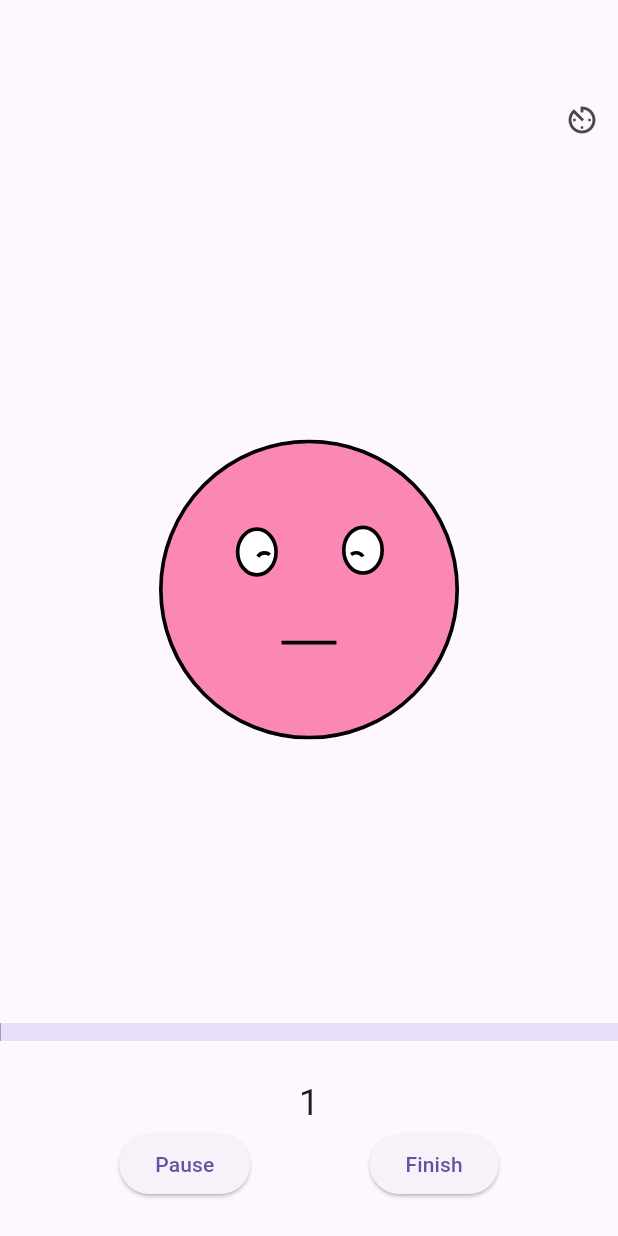
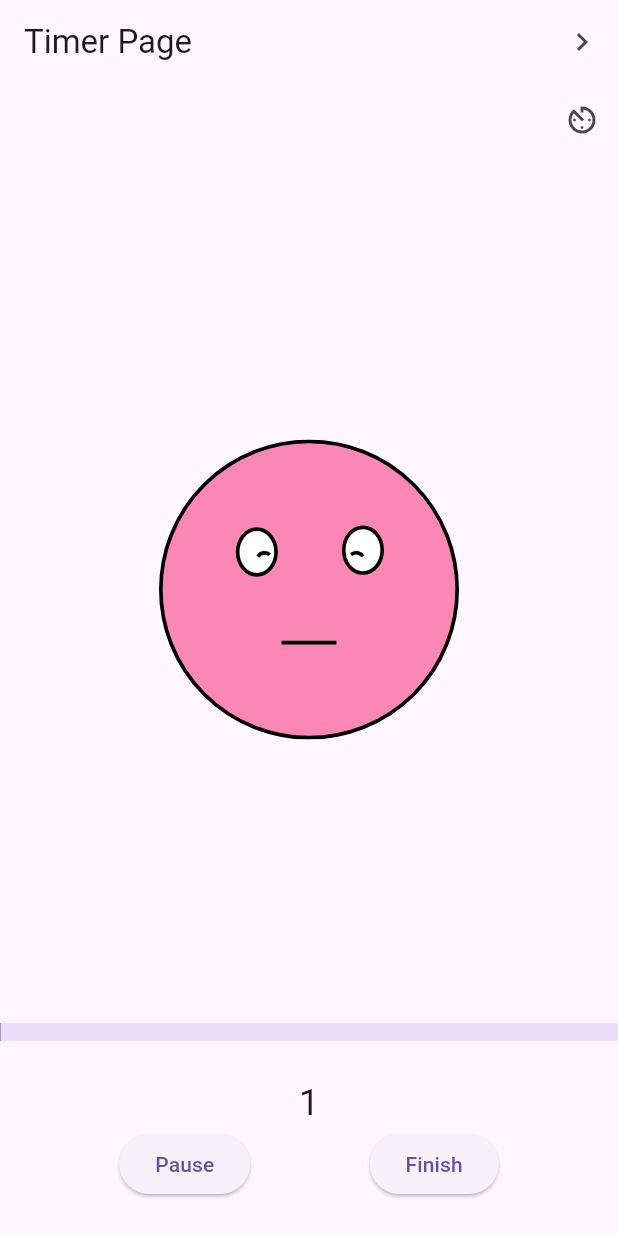
Before and after one commit to fkaita/MealFriend, a Flutter app: the screen it shows after launch, after a tap on "Start", on a phone screen of 412 x 824 dp. Run offline on Flutter 3.47's test engine with Material 3 defaults, Android fonts, the light colour scheme and no system bars; our stand-ins replace flutter_svg, sqflite; accounts and stored records are empty.

```diff
--- a/lib/db/DatabaseHelper.dart
+++ b/lib/db/database_helper.dart
@@ -1,7 +1,7 @@
 import 'dart:async';
 import 'package:path/path.dart';
 import 'package:sqflite/sqflite.dart';
-import 'package:mealfriend/model/meal_time_data.dart';
+import 'package:mealfriend/models/meal_time_data.dart';
 
 class DatabaseHelper {
   static DatabaseHelper? _databaseHelper;
--- a/lib/main.dart
+++ b/lib/main.dart
@@ -1,8 +1,5 @@
-import 'dart:async';
-
-import 'dart:math';
 import 'package:flutter/material.dart';
-import 'package:flutter_svg/flutter_svg.dart';
+import 'package:mealfriend/screens/timer_page.dart';
 
 void main() {
   runApp(const MainApp());
@@ -18,192 +15,3 @@ class MainApp extends StatelessWidget {
     );
   }
 }
-
-class TimerPage extends StatefulWidget {
-  const TimerPage({super.key});
-
-  @override
-  _TimerPageState createState() => _TimerPageState();
-}
-
-enum TimerState { initial, started, paused }
-
-class _TimerPageState extends State<TimerPage> {
-  int seconds = 0;
-  int _imageIndex = 0;
-  int maxSeconds = 60 * 20; // 20 minutes by default
-  TimerState timerState = TimerState.initial;
-  Timer? _timer; // Timer for counting seconds
-  Timer? _imageTimer; // Timer for animation
-
-  // Make list of svg images
-  final List<String> _svgAssets = [
-    'assets/images/eatingFace1.svg',
-    'assets/images/eatingFace2.svg',
-    'assets/images/eatingFace3.svg',
-  ];
-
-  // @override
-  // void initState() {
-  //   super.initState();
-  //   startImageTimer();
-  //   startTimer();
-  // }
-
-  void startTimer() {
-    _timer = Timer.periodic(const Duration(seconds: 1), (_) {
-      setState(() {
-        seconds++;
-      });
-    });
-    setState(() {
-      timerState = TimerState.started;
-    });
-    startImageTimer();
-  }
-
-  void startImageTimer() {
-    // For animation
-    final random = Random();
-    const meanSeconds = 1;
-    const stdDevSeconds = 0.5;
-
-    // Generate a random duration with normal distribution
-    Duration randomDuration = Duration(
-        milliseconds:
-            ((random.nextDouble() * stdDevSeconds + meanSeconds) * 1000)
-                .round());
-    _imageTimer = Timer(randomDuration, () {
-      if (seconds / maxSeconds < 1.0) {
-        setState(() {
-          _imageIndex = (_imageIndex + 1) % _svgAssets.length;
-        });
-      }
-      startImageTimer(); // Start timer again for the next image change
-    });
-  }
-
-  void pauseTimer() {
-    _timer?.cancel();
-    _imageTimer?.cancel();
-    setState(() {
-      timerState = TimerState.paused;
-    });
-  }
-
-  void finishTimer() {
-    _timer?.cancel();
-    _imageTimer?.cancel();
-    setState(() {
-      seconds = 0;
-      _imageIndex = 0;
-      timerState = TimerState.initial;
-      // TODO: Go to next stage here -> Record time
-    });
-  }
-
-  Future<void> _showMyDialog() async {
-    final result = await showDialog<String>(
-      context: context,
-      builder: (BuildContext context) {
-        return SimpleDialog(
-          title: const Text('Select time for a meal'),
-          children: <Widget>[
-            SimpleDialogOption(
-              onPressed: () {
-                Navigator.pop(context, "15");
-              },
-              child: const Text('15 minutes'),
-            ),
-            SimpleDialogOption(
-              onPressed: () {
-                Navigator.pop(context, "20");
-              },
-              child: const Text('20 minutes'),
-            ),
-            SimpleDialogOption(
-              onPressed: () {
-                Navigator.pop(context, "25");
-              },
-              child: const Text('25 minutes'),
-            ),
-          ],
-        );
-      },
-    );
-    // Change target time length
-    if (result != null) {
-      setState(() {
-        maxSeconds = int.parse(result) * 60;
-      });
-    }
-  }
-
-  @override
-  Widget build(BuildContext context) {
-    return Scaffold(
-        appBar: AppBar(),
-        body: SafeArea(
-          child: Center(
-            child: Column(
-              children: [
-                Row(mainAxisAlignment: MainAxisAlignment.end, children: [
-                  IconButton(
-                    icon: const Icon(Icons.av_timer_outlined),
-                    iconSize: 24,
-                    padding: const EdgeInsets.all(8.0),
-                    onPressed: () {
-                      _showMyDialog();
-                    },
-                  )
-                ]),
-                Expanded(
-                  child: SvgPicture.asset(
-                    _svgAssets[_imageIndex],
-                    width: 200, // Adjust width and height as needed
-                    height: 200,
-                  ),
-                ),
-                LinearProgressIndicator(
-                  value: seconds / maxSeconds,
-                  minHeight: 12,
-                ),
-                const SizedBox(
-                  height: 24,
-                ),
-                Text(
-                  '$seconds',
-                  style: const TextStyle(fontSize: 24),
-                ),
-                Row(
-                    mainAxisAlignment: MainAxisAlignment.spaceEvenly,
-                    children: [
-                      ElevatedButton(
-                          onPressed: () {
-                            if (timerState == TimerState.started) {
-                              pauseTimer();
-                            } else {
-                              startTimer();
-                            }
-                          },
-                          child: Text(timerState == TimerState.started
-                              ? 'Pause'
-                              : timerState == TimerState.paused
-                                  ? 'Restart'
-                                  : 'Start')),
-                      if (timerState != TimerState.initial)
-                        ElevatedButton(
-                            onPressed: () {
-                              finishTimer();
-                            },
-                            child: const Text('Finish'))
-                    ]),
-                const SizedBox(
-                  height: 24,
-                )
-              ],
-            ),
-          ),
-        ));
-  }
-}
--- /dev/null
+++ b/lib/screens/timer_page.dart
@@ -0,0 +1,212 @@
+import 'dart:async';
+import 'dart:math';
+import 'package:flutter/material.dart';
+import 'package:flutter_svg/flutter_svg.dart';
+import 'package:mealfriend/screens/record_page.dart';
+
+class TimerPage extends StatefulWidget {
+  const TimerPage({super.key});
+
+  @override
+  _TimerPageState createState() => _TimerPageState();
+}
+
+enum TimerState { initial, started, paused }
+
+class _TimerPageState extends State<TimerPage> {
+  int seconds = 0;
+  int _imageIndex = 0;
+  int maxSeconds = 60 * 20; // 20 minutes by default
+  TimerState timerState = TimerState.initial;
+  Timer? _timer; // Timer for counting seconds
+  Timer? _imageTimer; // Timer for animation
+
+  // Make list of svg images
+  final List<String> _svgAssets = [
+    'assets/images/eatingFace1.svg',
+    'assets/images/eatingFace2.svg',
+    'assets/images/eatingFace3.svg',
+  ];
+
+  // Function to navigate to RecordPage
+  void navigateToRecordPage() {
+    Navigator.push(
+      context,
+      MaterialPageRoute(builder: (context) => RecordPage()),
+    );
+  }
+
+  // @override
+  // void initState() {
+  //   super.initState();
+  //   startImageTimer();
+  //   startTimer();
+  // }
+
+  void startTimer() {
+    _timer = Timer.periodic(const Duration(seconds: 1), (_) {
+      setState(() {
+        seconds++;
+      });
+    });
+    setState(() {
+      timerState = TimerState.started;
+    });
+    startImageTimer();
+  }
+
+  void startImageTimer() {
+    // For animation
+    final random = Random();
+    const meanSeconds = 1;
+    const stdDevSeconds = 0.5;
+
+    // Generate a random duration with normal distribution
+    Duration randomDuration = Duration(
+        milliseconds:
+            ((random.nextDouble() * stdDevSeconds + meanSeconds) * 1000)
+                .round());
+    _imageTimer = Timer(randomDuration, () {
+      if (seconds / maxSeconds < 1.0) {
+        setState(() {
+          _imageIndex = (_imageIndex + 1) % _svgAssets.length;
+        });
+      }
+      startImageTimer(); // Start timer again for the next image change
+    });
+  }
+
+  void pauseTimer() {
+    _timer?.cancel();
+    _imageTimer?.cancel();
+    setState(() {
+      timerState = TimerState.paused;
+    });
+  }
+
+  void finishTimer() {
+    _timer?.cancel();
+    _imageTimer?.cancel();
+    setState(() {
+      seconds = 0;
+      _imageIndex = 0;
+      timerState = TimerState.initial;
+      // TODO: ask user to save or discard the time and insert to db
+      // TODO: Go to next stage here -> Record time
+    });
+  }
+
+  Future<void> _showMyDialog() async {
+    final result = await showDialog<String>(
+      context: context,
+      builder: (BuildContext context) {
+        return SimpleDialog(
+          title: const Text('Select time for a meal'),
+          children: <Widget>[
+            SimpleDialogOption(
+              onPressed: () {
+                Navigator.pop(context, "15");
+              },
+              child: const Text('15 minutes'),
+            ),
+            SimpleDialogOption(
+              onPressed: () {
+                Navigator.pop(context, "20");
+              },
+              child: const Text('20 minutes'),
+            ),
+            SimpleDialogOption(
+              onPressed: () {
+                Navigator.pop(context, "25");
+              },
+              child: const Text('25 minutes'),
+            ),
+          ],
+        );
+      },
+    );
+    // Change target time length
+    if (result != null) {
+      setState(() {
+        maxSeconds = int.parse(result) * 60;
+      });
+    }
+  }
+
+  @override
+  Widget build(BuildContext context) {
+    return Scaffold(
+        appBar: AppBar(
+          title: Text('Timer Page'),
+          automaticallyImplyLeading: false,
+          actions: <Widget>[
+            IconButton(
+              icon: Icon(Icons.navigate_next),
+              onPressed: navigateToRecordPage,
+            ),
+          ],
+        ),
+        body: SafeArea(
+          child: Center(
+            child: Column(
+              children: [
+                Row(mainAxisAlignment: MainAxisAlignment.end, children: [
+                  IconButton(
+                    icon: const Icon(Icons.av_timer_outlined),
+                    iconSize: 24,
+                    padding: const EdgeInsets.all(8.0),
+                    onPressed: () {
+                      _showMyDialog();
+                    },
+                  )
+                ]),
+                Expanded(
+                  child: SvgPicture.asset(
+                    _svgAssets[_imageIndex],
+                    width: 200, // Adjust width and height as needed
+                    height: 200,
+                  ),
+                ),
+                LinearProgressIndicator(
+                  value: seconds / maxSeconds,
+                  minHeight: 12,
+                ),
+                const SizedBox(
+                  height: 24,
+                ),
+                Text(
+                  '$seconds',
+                  style: const TextStyle(fontSize: 24),
+                ),
+                Row(
+                    mainAxisAlignment: MainAxisAlignment.spaceEvenly,
+                    children: [
+                      ElevatedButton(
+                          onPressed: () {
+                            if (timerState == TimerState.started) {
+                              pauseTimer();
+                            } else {
+                              startTimer();
+                            }
+                          },
+                          child: Text(timerState == TimerState.started
+                              ? 'Pause'
+                              : timerState == TimerState.paused
+                                  ? 'Restart'
+                                  : 'Start')),
+                      if (timerState != TimerState.initial)
+                        ElevatedButton(
+                            onPressed: () {
+                              finishTimer();
+                            },
+                            child: const Text('Finish'))
+                    ]),
+                const SizedBox(
+                  height: 24,
+                )
+              ],
+            ),
+          ),
+        ));
+  }
+}
--- a/pubspec.yaml
+++ b/pubspec.yaml
@@ -13,13 +13,13 @@ dependencies:
   fl_chart: ^0.66.2
   path_provider: ^2.1.2
   sqflite: ^2.3.2
-
-  sqflite_common_ffi: ^2.3.3
+  intl: ^0.19.0
 
 dev_dependencies:
   flutter_test:
     sdk: flutter
   flutter_lints: ^3.0.0
+  sqflite_common_ffi: ^2.3.3
 
 flutter:
   uses-material-design: true
```
Also changed, not shown: lib/screens/record_page.dart (added, +308 -0 lines), lib/models/meal_time_data.dart (renamed from lib/model/meal_time_data.dart), pubspec.lock, 8 other files.
